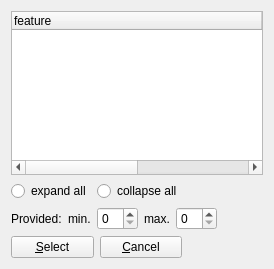
Wolframe/configurator, file client/uiforms/feature_select_provided.ui: the form before one commit.
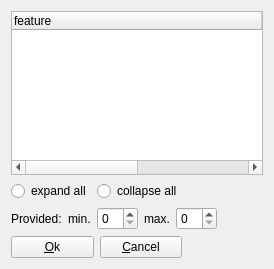
The form after the commit. Icons and pictures are not drawn.

Patch:
```diff
--- a/client/uiforms/feature_select_provided.ui
+++ b/client/uiforms/feature_select_provided.ui
@@ -77,7 +77,7 @@
      <item>
       <widget class="QPushButton" name="select">
        <property name="text">
-        <string>&amp;Select</string>
+        <string>&amp;Ok</string>
        </property>
        <property name="form" stdset="0">
         <string notr="true">_CLOSE_</string>
```
